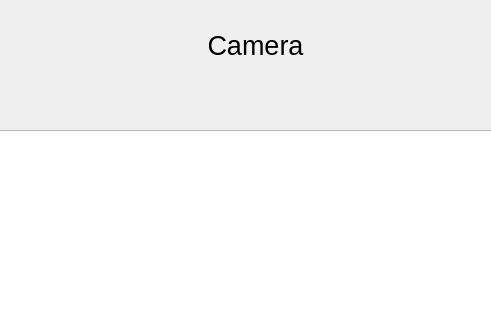
ideallic/yammar_ws, file src/Qt_gui_test/src/bigcamera.ui: the form before one commit; both pictures show x 230 to 721 and y 0 to 320 of the 1066 by 764 pixel window.
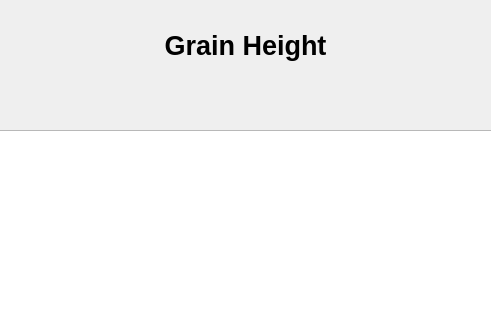
The form after the commit.

Commit message: 添加导航线显示

Diff of the .ui file:
```diff
--- a/src/Qt_gui_test/src/bigcamera.ui
+++ b/src/Qt_gui_test/src/bigcamera.ui
@@ -16,19 +16,21 @@
   <widget class="QLabel" name="label">
    <property name="geometry">
     <rect>
-     <x>390</x>
+     <x>310</x>
      <y>20</y>
-     <width>191</width>
+     <width>331</width>
      <height>51</height>
     </rect>
    </property>
    <property name="font">
     <font>
      <pointsize>20</pointsize>
+     <weight>75</weight>
+     <bold>true</bold>
     </font>
    </property>
    <property name="text">
-    <string>Camera</string>
+    <string>Grain Height</string>
    </property>
    <property name="alignment">
     <set>Qt::AlignCenter</set>
```
The commit also changes 2 other files.
